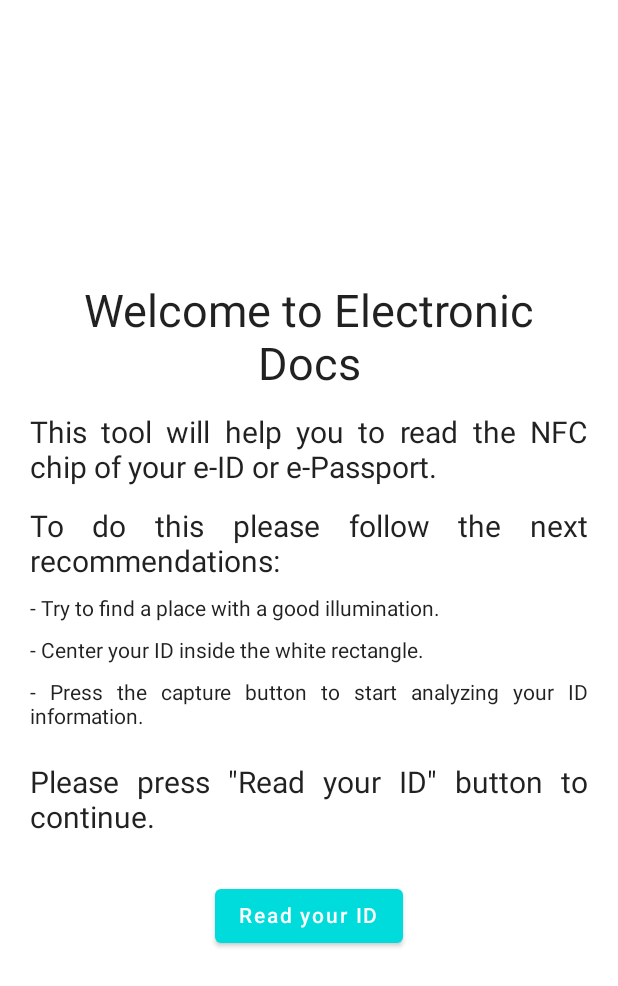
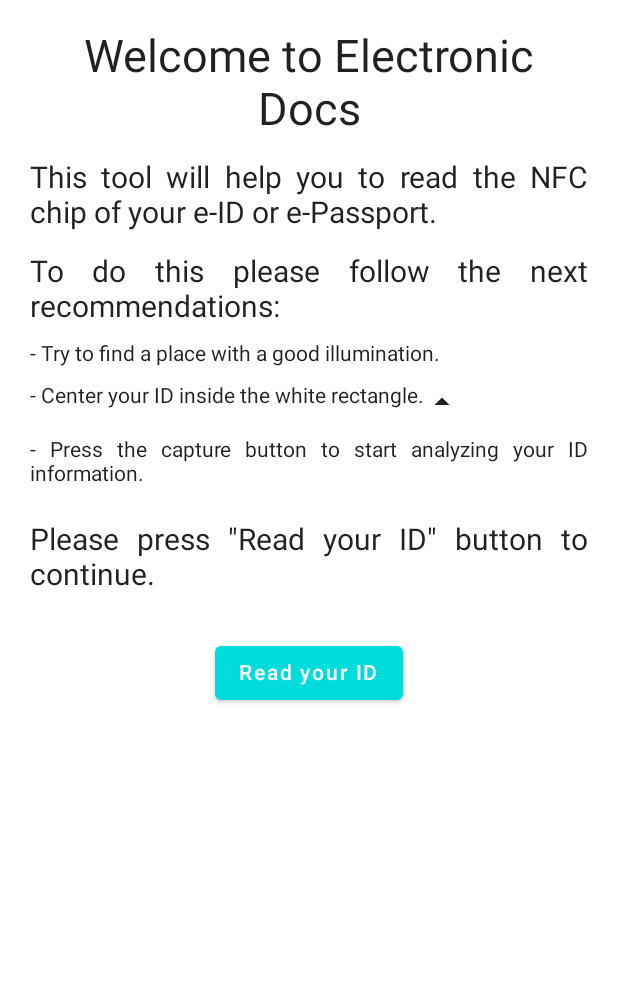
Before and after one commit to gabriel96x1/ReadE-DocOnline, an Android app built with Jetpack Compose: the screen it shows after launch (MainActivity), on a phone screen of 412 x 824 dp. Shown: the top 986 px of the screen. Run offline under Robolectric (Android 15) with nearby library versions, the phone set to English and light mode, and no system bars.

Commit message:
feat: more aid on instruccions screen

```diff
--- a/app/src/main/java/com/mutablestate/readonline/presentation/view/InstructionsScreen.kt
+++ b/app/src/main/java/com/mutablestate/readonline/presentation/view/InstructionsScreen.kt
@@ -1,13 +1,23 @@
 package com.mutablestate.readonline.presentation.view
 
 import android.content.Intent
+import androidx.compose.foundation.Image
+import androidx.compose.foundation.clickable
 import androidx.compose.foundation.layout.*
+import androidx.compose.foundation.rememberScrollState
+import androidx.compose.foundation.verticalScroll
 import androidx.compose.material.Button
+import androidx.compose.material.Icon
 import androidx.compose.material.Text
 import androidx.compose.runtime.Composable
+import androidx.compose.runtime.mutableStateOf
+import androidx.compose.runtime.remember
 import androidx.compose.ui.Alignment
 import androidx.compose.ui.Modifier
+import androidx.compose.ui.draw.rotate
+import androidx.compose.ui.layout.ContentScale
 import androidx.compose.ui.platform.LocalContext
+import androidx.compose.ui.res.painterResource
 import androidx.compose.ui.res.stringResource
 import androidx.compose.ui.text.style.TextAlign
 import androidx.compose.ui.unit.dp
@@ -19,8 +29,12 @@ import com.mutablestate.readonline.presentation.activities.CameraActivity
 @Composable
 fun InstructionsScreen() {
     val context = LocalContext.current
+    val instructionsVisibility = remember {
+        mutableStateOf(false)
+    }
     Column(
         modifier = Modifier
+            .verticalScroll(rememberScrollState())
             .fillMaxSize()
             .padding(20.dp),
         horizontalAlignment = Alignment.Start,
@@ -51,11 +65,42 @@ fun InstructionsScreen() {
             textAlign = TextAlign.Justify
         )
         Spacer(modifier = Modifier.height(12.dp))
-        Text(
-            text = stringResource(R.string.recom2_inst_screen),
-            fontSize = 14.sp,
-            textAlign = TextAlign.Justify
-        )
+        Row {
+            Text(
+                text = stringResource(R.string.recom2_inst_screen),
+                fontSize = 14.sp,
+                textAlign = TextAlign.Justify
+            )
+            Icon(
+                painter = painterResource(id = if (instructionsVisibility.value) R.drawable.arrow_drop_down else R.drawable.arrow_drop_up),
+                contentDescription = stringResource(R.string.more_inst_inst_screen),
+                modifier = Modifier.clickable { instructionsVisibility.value = !instructionsVisibility.value }
+            )
+        }
+
+        if (instructionsVisibility.value) {
+            Spacer(modifier = Modifier.height(12.dp))
+            Box(
+                contentAlignment = Alignment.Center,
+                modifier = Modifier.fillMaxWidth()
+            ) {
+                Image(
+                    painter = painterResource(id = R.drawable.pantalla_cut),
+                    contentDescription = stringResource(R.string.example_image_inst_screen),
+                    modifier = Modifier.rotate(270f),
+                    contentScale = ContentScale.Fit
+                )
+                Image(
+                    painter = painterResource(id = R.drawable.passport_image_crop),
+                    contentDescription = stringResource(R.string.id_image_inst_screen),
+                    modifier = Modifier
+                        .fillMaxSize(.6f)
+                        .padding(end = 40.dp),
+                    contentScale = ContentScale.Fit
+                )
+            }
+        }
+
         Spacer(modifier = Modifier.height(12.dp))
         Text(
             text = stringResource(R.string.recom3_inst_screen),
--- /dev/null
+++ b/app/src/main/res/drawable/arrow_drop_down.xml
@@ -0,0 +1,5 @@
+<vector android:height="24dp" android:tint="#000000"
+    android:viewportHeight="24" android:viewportWidth="24"
+    android:width="24dp" xmlns:android="http://schemas.android.com/apk/res/android">
+    <path android:fillColor="@android:color/white" android:pathData="M7,10l5,5 5,-5z"/>
+</vector>
--- /dev/null
+++ b/app/src/main/res/drawable/arrow_drop_up.xml
@@ -0,0 +1,5 @@
+<vector android:height="24dp" android:tint="#000000"
+    android:viewportHeight="24" android:viewportWidth="24"
+    android:width="24dp" xmlns:android="http://schemas.android.com/apk/res/android">
+    <path android:fillColor="@android:color/white" android:pathData="M7,14l5,-5 5,5z"/>
+</vector>
--- a/app/src/main/res/values/strings.xml
+++ b/app/src/main/res/values/strings.xml
@@ -43,4 +43,8 @@
     <string name="pref_key_show_language_tag" translatable="false">slt</string>
     <string name="pref_key_camera_live_viewport" translatable="false">clv</string>
 
+    <string name="more_inst_inst_screen" translatable="false">More instructions</string>
+    <string name="example_image_inst_screen" translatable="false">Example image</string>
+    <string name="id_image_inst_screen" translatable="false">ID Image</string>
+
 </resources>
```
Also changed, not shown: app/src/main/res/layout/activity_camera.xml (+17 -9 lines), app/src/main/res/drawable/pantalla_cut.png (added), app/src/main/res/drawable/passport_image_crop.png (added), 1 other file.
